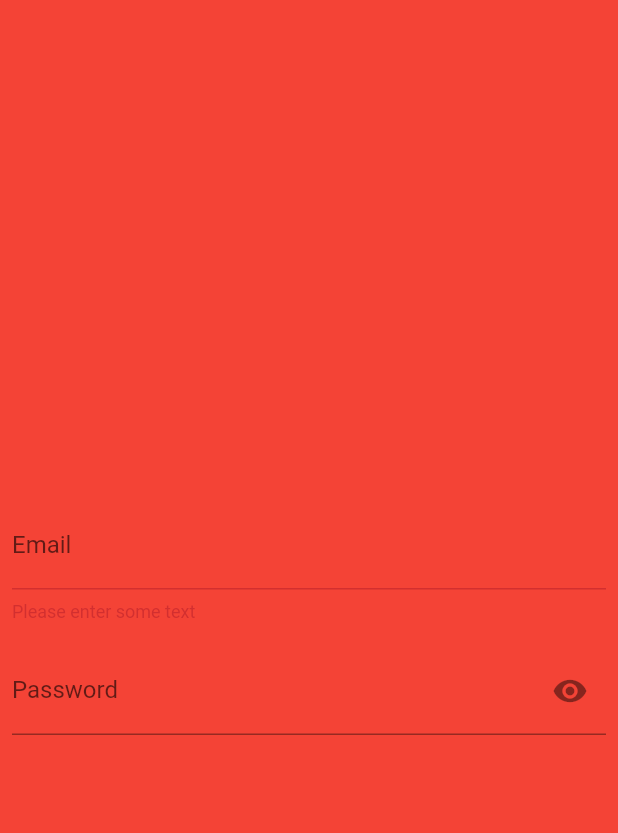
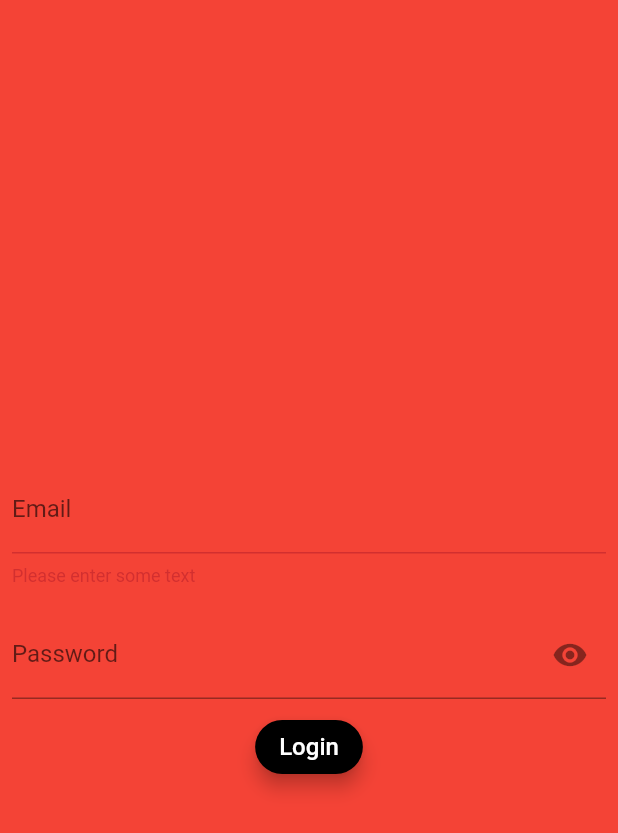
Before and after one commit to igna777/andy_wallet, a Flutter app: the screen it shows after launch, on a phone screen of 412 x 824 dp. Shown: the top 833 px of the screen. Run offline on Flutter 3.47's test engine with Material 2 defaults, Android fonts, the phone set to English and light mode, and no system bars.

```diff
--- a/lib/login_screen.dart
+++ b/lib/login_screen.dart
@@ -1,3 +1,5 @@
+import 'dart:developer';
+
 import 'package:flutter/material.dart';
 
 class LoginScreen extends StatefulWidget {
@@ -53,6 +55,28 @@ class _LoginScreenState extends State<LoginScreen> {
                   ),
                 ),
               ),
+            ),
+            ElevatedButton(
+              onPressed: () {
+                if (Form.of(context)?.validate() != null) {
+                  Form.of(context)?.save();
+                  log('Form is valid');
+                  Navigator.pushNamed(context, '/home');
+                } else {
+                  log('Form is invalid');
+                }
+              },
+              style: ButtonStyle(
+                elevation: MaterialStateProperty.all(5.0),
+                backgroundColor: MaterialStateProperty.all(Colors.black),
+                shape: MaterialStateProperty.all<RoundedRectangleBorder>(
+                  RoundedRectangleBorder(
+                    borderRadius: BorderRadius.circular(18.0),
+                  ),
+                ),
+              ),
+              child: const Text('Login',
+                  style: TextStyle(fontSize: 16, color: Colors.white)),
             )
           ],
         ),
--- a/lib/main.dart
+++ b/lib/main.dart
@@ -1,5 +1,7 @@
 import 'package:andy_wallet/login_screen.dart';
 import 'package:flutter/material.dart';
+
+import 'home_screen.dart';
 
 void main() {
   runApp(const MyApp());
@@ -16,7 +18,11 @@ class MyApp extends StatelessWidget {
       theme: ThemeData(
         primarySwatch: Colors.blue,
       ),
-      home: LoginScreen(),
+      home: const LoginScreen(),
+      routes: {
+        '/login': (context) => const LoginScreen(),
+        '/home': (context) => const HomeScreen(),
+      },
     );
   }
 }
```
Also changed, not shown: lib/home_screen.dart (added, +12 -0 lines).
